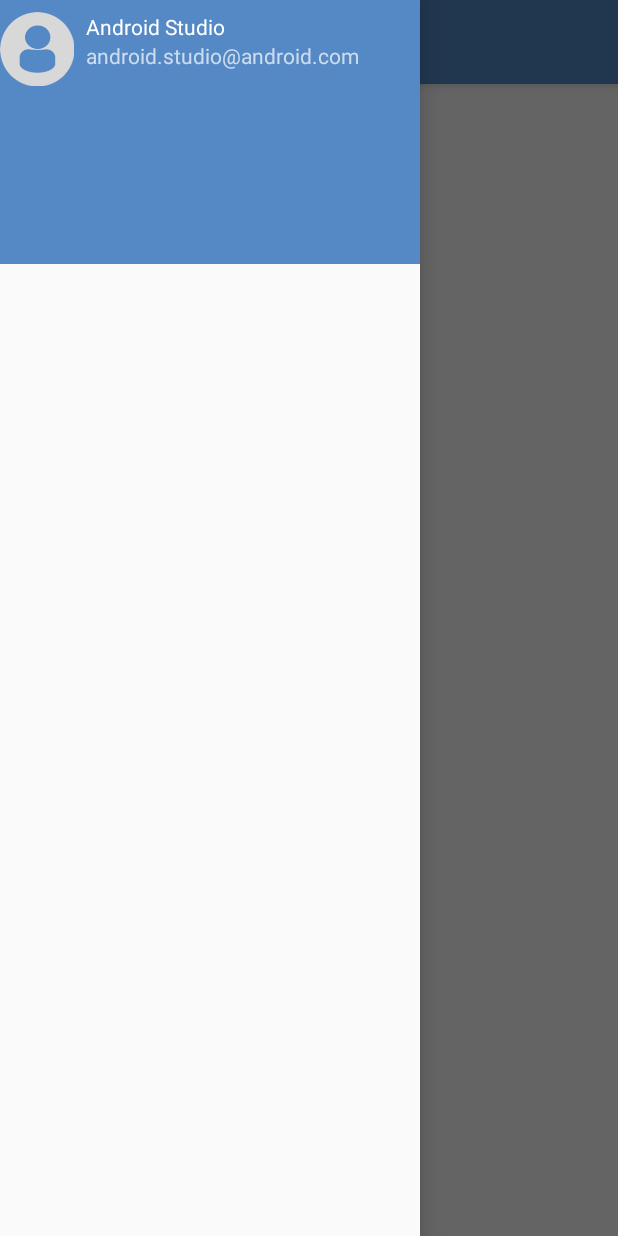
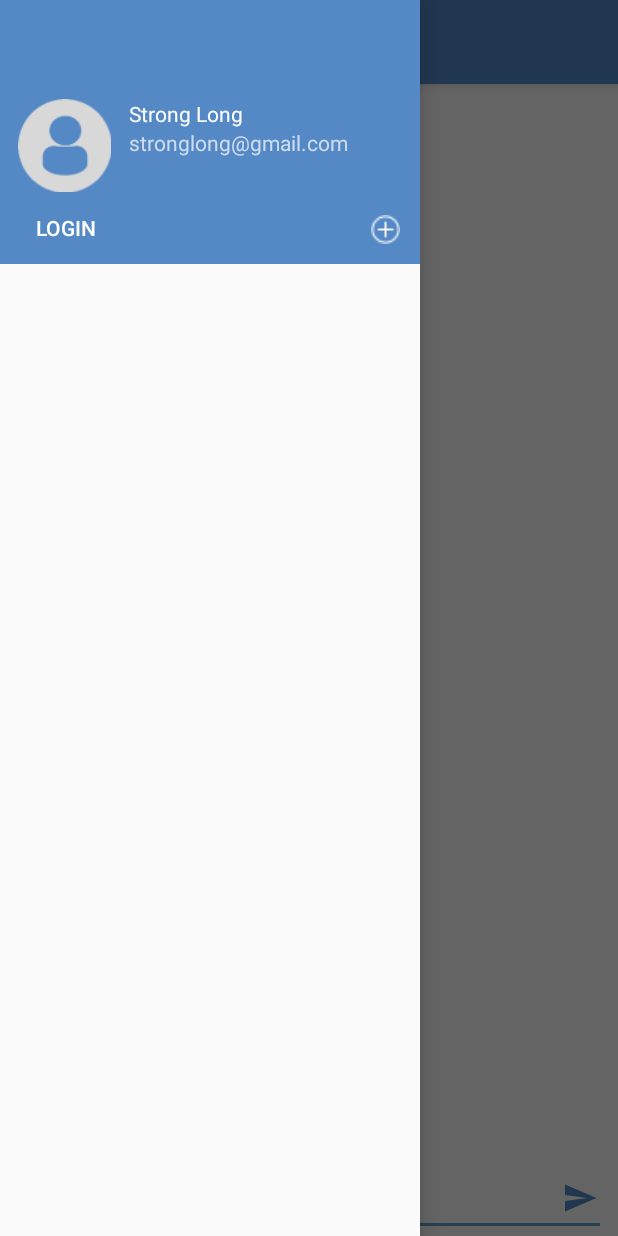
Before and after one commit to truongnmt/chit-chat, an Android app: the screen it shows after launch (MainActivity), with the side drawer open, on a phone screen of 412 x 824 dp. Run offline under Robolectric (Android 15) with nearby library versions, the phone set to English and light mode, and no system bars.

Commit message:
Add screen for login prompt

```diff
--- a/app/src/main/java/com/example/truongnm/smack/MainActivity.kt
+++ b/app/src/main/java/com/example/truongnm/smack/MainActivity.kt
@@ -8,6 +8,7 @@ import android.support.v7.app.ActionBarDrawerToggle
 import android.support.v7.app.AppCompatActivity
 import android.view.Menu
 import android.view.MenuItem
+import android.view.View
 import kotlinx.android.synthetic.main.activity_main.*
 import kotlinx.android.synthetic.main.app_bar_main.*
 
@@ -31,4 +32,16 @@ class MainActivity : AppCompatActivity() {
             super.onBackPressed()
         }
     }
+
+    fun loginBtnNavClicked(view: View) {
+
+    }
+
+    fun addChannelClicked(view: View) {
+
+    }
+
+    fun sendMsgBtnClicked(view: View) {
+
+    }
 }
--- a/app/src/main/res/layout/content_main.xml
+++ b/app/src/main/res/layout/content_main.xml
@@ -9,12 +9,50 @@
     tools:showIn="@layout/app_bar_main">
 
     <TextView
-        android:layout_width="wrap_content"
+        android:id="@+id/mainChannelName"
+        android:layout_width="0dp"
         android:layout_height="wrap_content"
-        android:text="Hello World!"
-        app:layout_constraintBottom_toBottomOf="parent"
+        android:layout_marginTop="8dp"
+        android:text="Please Log In"
+        android:textAlignment="center"
         app:layout_constraintLeft_toLeftOf="parent"
         app:layout_constraintRight_toRightOf="parent"
         app:layout_constraintTop_toTopOf="parent" />
 
+    <EditText
+        android:id="@+id/messageTextField"
+        android:layout_width="0dp"
+        android:layout_height="wrap_content"
+        android:layout_marginEnd="8dp"
+        android:layout_marginStart="8dp"
+        android:ems="10"
+        android:hint="message: "
+        android:inputType="textMultiLine"
+        app:layout_constraintBottom_toBottomOf="parent"
+        app:layout_constraintEnd_toEndOf="parent"
+        app:layout_constraintStart_toStartOf="parent" />
+
+    <ImageButton
+        android:id="@+id/sendMessageBtn"
+        android:layout_width="35dp"
+        android:layout_height="35dp"
+        android:layout_marginBottom="8dp"
+        android:layout_marginEnd="8dp"
+        android:background="@android:color/transparent"
+        android:onClick="sendMsgBtnClicked"
+        android:tint="@color/colorPrimary"
+        app:layout_constraintBottom_toBottomOf="parent"
+        app:layout_constraintEnd_toEndOf="parent"
+        app:srcCompat="@drawable/ic_menu_send" />
+
+    <android.support.v7.widget.RecyclerView
+        android:id="@+id/messageListView"
+        android:layout_width="0dp"
+        android:layout_height="0dp"
+        android:layout_marginTop="8dp"
+        app:layout_constraintBottom_toTopOf="@+id/messageTextField"
+        app:layout_constraintEnd_toEndOf="parent"
+        app:layout_constraintStart_toStartOf="parent"
+        app:layout_constraintTop_toBottomOf="@+id/mainChannelName" />
+
 </android.support.constraint.ConstraintLayout>
--- a/app/src/main/res/layout/nav_header_main.xml
+++ b/app/src/main/res/layout/nav_header_main.xml
@@ -11,35 +11,64 @@
     tools:layout_editor_absoluteY="81dp">
 
     <ImageView
-        android:id="@+id/imageView"
-        android:layout_width="wrap_content"
-        android:layout_height="wrap_content"
+        android:id="@+id/userimageNavHeader"
+        android:layout_width="70dp"
+        android:layout_height="70dp"
+        android:layout_marginBottom="8dp"
+        android:layout_marginStart="8dp"
         android:contentDescription="@string/nav_header_desc"
         android:paddingTop="@dimen/nav_header_vertical_spacing"
-        app:srcCompat="@drawable/profiledefault"
-        tools:layout_editor_absoluteX="16dp"
-        tools:layout_editor_absoluteY="103dp" />
+        app:layout_constraintBottom_toTopOf="@+id/loginBtnNavHeader"
+        app:layout_constraintStart_toStartOf="parent"
+        app:srcCompat="@drawable/profiledefault" />
 
     <TextView
-        android:id="@+id/textView2"
+        android:id="@+id/userNameNavHeader"
         android:layout_width="wrap_content"
         android:layout_height="wrap_content"
         android:layout_marginStart="8dp"
         android:paddingTop="@dimen/nav_header_vertical_spacing"
-        android:text="@string/nav_header_title"
+        android:text="Strong Long"
         android:textAppearance="@style/TextAppearance.AppCompat.Body1"
-        app:layout_constraintStart_toEndOf="@+id/imageView"
-        app:layout_constraintTop_toTopOf="@+id/imageView"
+        app:layout_constraintStart_toEndOf="@+id/userimageNavHeader"
+        app:layout_constraintTop_toTopOf="@+id/userimageNavHeader"
         tools:text="Strong Long" />
 
     <TextView
-        android:id="@+id/textView"
+        android:id="@+id/userEmailNavHeader"
         android:layout_width="wrap_content"
         android:layout_height="wrap_content"
         android:layout_marginStart="8dp"
-        android:text="@string/nav_header_subtitle"
-        app:layout_constraintStart_toEndOf="@+id/imageView"
-        app:layout_constraintTop_toBottomOf="@+id/textView2"
+        android:text="stronglong@gmail.com"
+        app:layout_constraintStart_toEndOf="@+id/userimageNavHeader"
+        app:layout_constraintTop_toBottomOf="@+id/userNameNavHeader"
         tools:text="stronglong@gmail.com" />
 
+    <Button
+        android:id="@+id/loginBtnNavHeader"
+        android:layout_width="wrap_content"
+        android:layout_height="32dp"
+        android:layout_marginBottom="8dp"
+        android:layout_marginStart="24dp"
+        android:background="@android:color/transparent"
+        android:onClick="loginBtnNavClicked"
+        android:text="Login"
+        android:textAlignment="viewStart"
+        app:layout_constraintBottom_toBottomOf="parent"
+        app:layout_constraintStart_toStartOf="parent" />
+
+    <ImageButton
+        android:id="@+id/imageButton"
+        android:layout_width="30dp"
+        android:layout_height="30dp"
+        android:layout_marginBottom="8dp"
+        android:layout_marginEnd="8dp"
+        android:background="@android:color/transparent"
+        android:onClick="addChannelClicked"
+        android:padding="5dp"
+        android:scaleType="fitXY"
+        app:layout_constraintBottom_toBottomOf="parent"
+        app:layout_constraintEnd_toEndOf="parent"
+        app:srcCompat="@drawable/addchannelbutton" />
+
 </android.support.constraint.ConstraintLayout>
```
